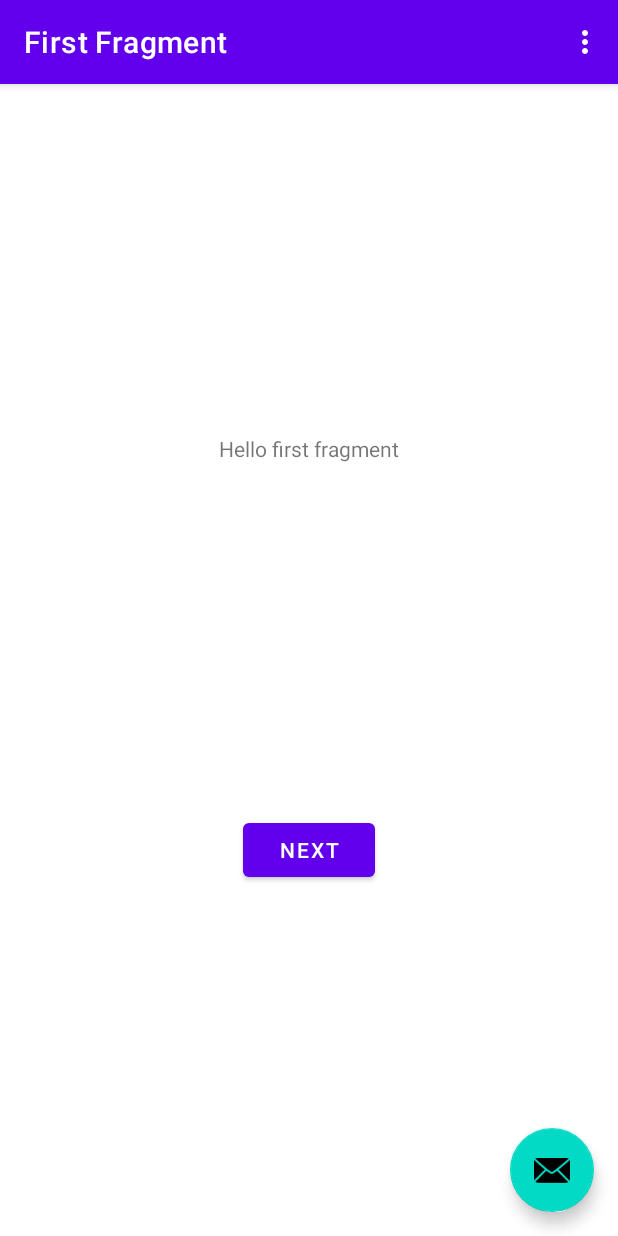
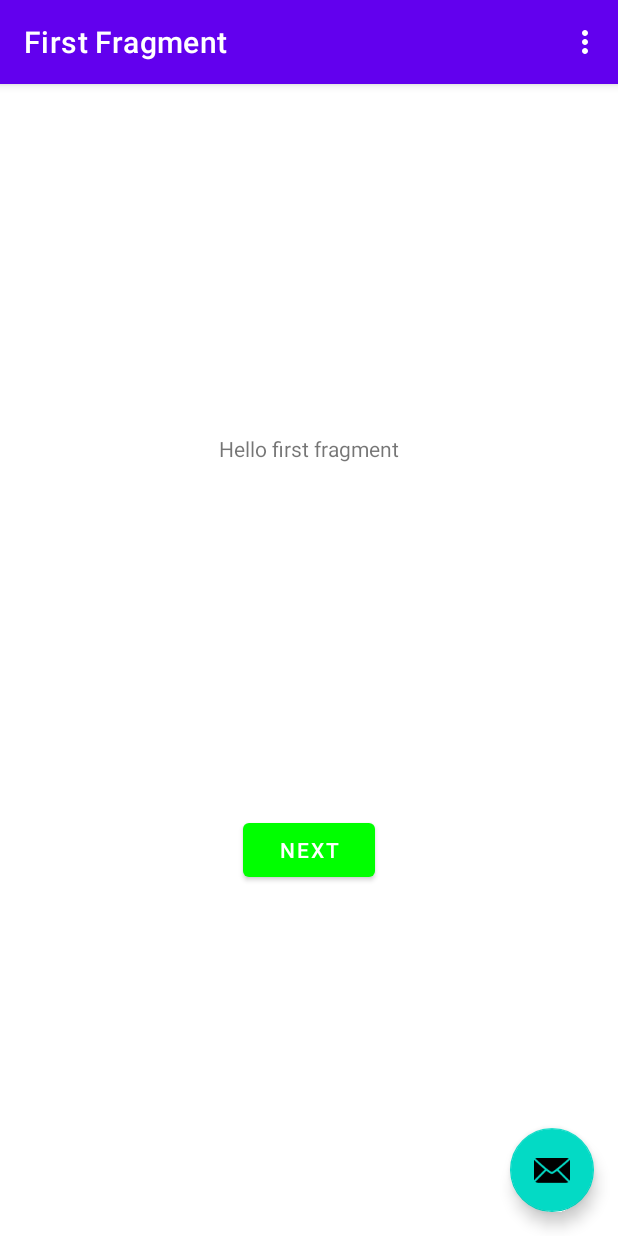
Before and after one commit to alexUXUI/android-spike, an Android app: the screen it shows after launch (MainActivity), on a phone screen of 412 x 824 dp. Run offline under Robolectric (Android 15) with nearby library versions, the phone set to English and light mode, and no system bars; our stand-ins replace navigation-ui.

Commit message:
change btn to green

```diff
--- a/app/src/main/java/com/example/myapplication/FirstFragment.kt
+++ b/app/src/main/java/com/example/myapplication/FirstFragment.kt
@@ -1,5 +1,6 @@
 package com.example.myapplication
 
+import android.graphics.Color
 import android.os.Bundle
 import androidx.fragment.app.Fragment
 import android.view.LayoutInflater
@@ -35,6 +36,8 @@ class FirstFragment : Fragment() {
         binding.buttonFirst.setOnClickListener {
             findNavController().navigate(R.id.action_FirstFragment_to_SecondFragment)
         }
+
+        binding.buttonFirst.setBackgroundColor(Color.GREEN)
     }
 
     override fun onDestroyView() {
```
